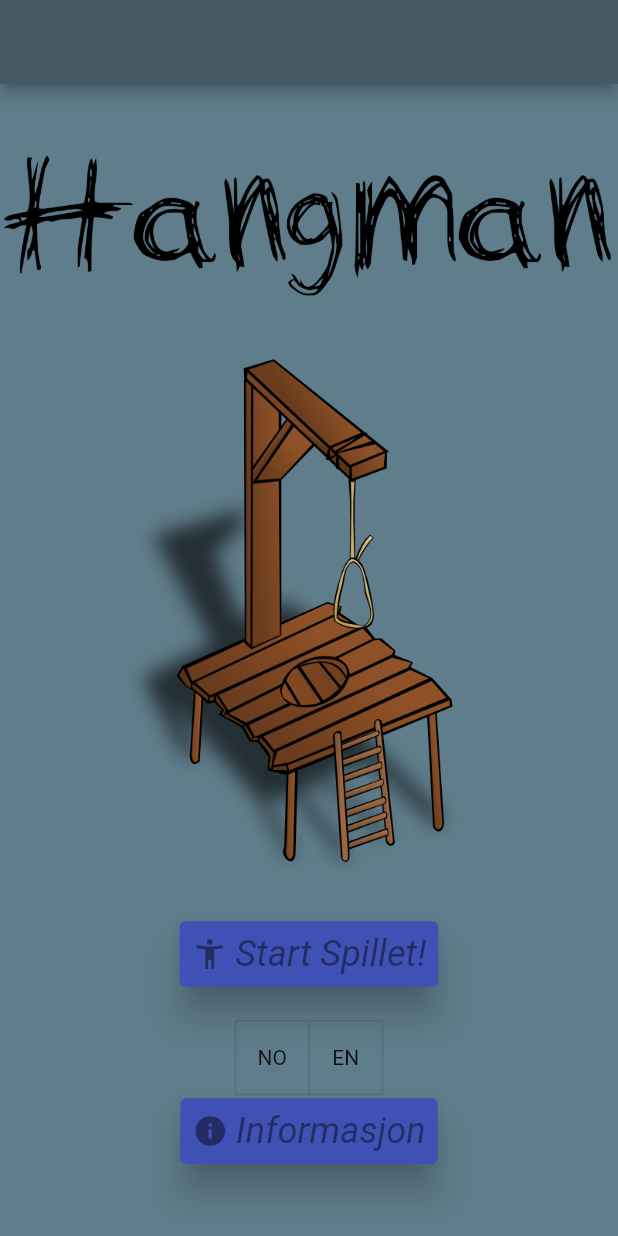
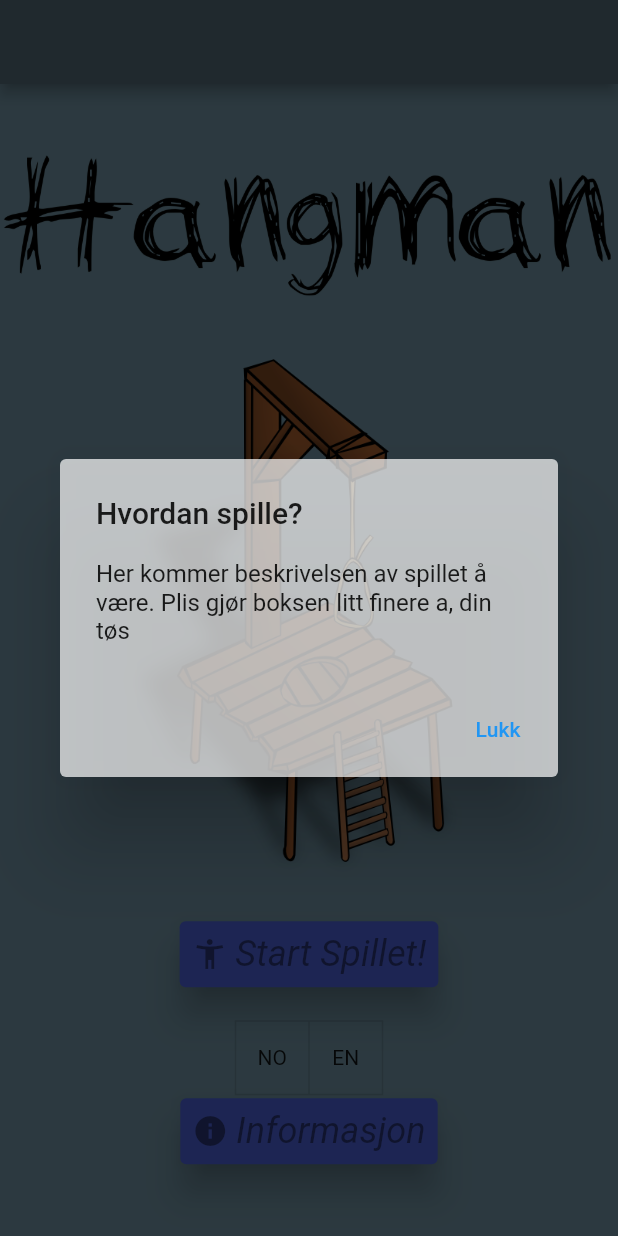
Before and after one commit to Larsbost/INFT2501_Project, a Flutter app: the screen it shows after launch, after a tap on "Informasjon", on a phone screen of 412 x 824 dp. Run offline on Flutter 3.47's test engine with Material 2 defaults, Android fonts, the phone set to English and light mode, and no system bars.

Commit message:
Models and widgets
Added that shit fam

```diff
--- a/lib/main.dart
+++ b/lib/main.dart
@@ -1,5 +1,5 @@
 import 'package:flutter/material.dart';
-import 'package:inft2501_prosjekt/pages/home.dart';
+import 'package:inft2501_prosjekt/pages/main_menu.dart';
 import 'package:inft2501_prosjekt/pages/hangman_game.dart';
 
 
@@ -16,7 +16,7 @@ class Hangman extends StatelessWidget {
     return MaterialApp(
       initialRoute: "/home",
       routes: {
-        '/home' : (context) => Home(),
+        '/home' : (context) => MainMenu(),
         '/hangman' : (context) =>  Hangman()
       },
     );
--- a/lib/pages/home.dart
+++ b/lib/pages/main_menu.dart
@@ -1,15 +1,15 @@
 import 'package:flutter/material.dart';
 import 'package:flutter/widgets.dart';
 import 'package:inft2501_prosjekt/pages/hangman_game.dart';
+import 'package:inft2501_prosjekt/widgets/pop_up_dialog.dart';
 
-class Home extends StatefulWidget {
-
+class MainMenu extends StatefulWidget {
   @override
-  State<Home> createState() => _HomeState();
+  State<MainMenu> createState() => _MainMenuState();
 }
 
-class _HomeState extends State<Home> {
-  List<bool> _selections = List.generate(2, (_) => false);
+class _MainMenuState extends State<MainMenu> {
+  final List<bool> _selections = List.generate(2, (_) => false);
 
   @override
   Widget build(BuildContext context) {
@@ -19,7 +19,6 @@ class _HomeState extends State<Home> {
         backgroundColor: Colors.blueGrey[700],
         automaticallyImplyLeading: false,
       ),
-
       body: Center(
         child: Column(
           crossAxisAlignment: CrossAxisAlignment.center,
@@ -41,18 +40,13 @@ class _HomeState extends State<Home> {
                   textStyle: const TextStyle(
                       fontSize: 24, fontStyle: FontStyle.italic)),
               onPressed: () {
-                Navigator.push(
-                    context,
-                    MaterialPageRoute(builder: (context) => Hangman())
-                );
+                Navigator.push(context,
+                    MaterialPageRoute(builder: (context) => Hangman()));
               },
             ),
             const SizedBox(height: 20.0),
             ToggleButtons(
-                children: const <Widget>[
-                  Text("NO"),
-                  Text("EN")
-                ],
+                children: const <Widget>[Text("NO"), Text("EN")],
                 isSelected: _selections,
                 onPressed: (int index) {
                   setState(() {
@@ -69,7 +63,10 @@ class _HomeState extends State<Home> {
                   textStyle: const TextStyle(
                       fontSize: 24, fontStyle: FontStyle.italic)),
               onPressed: () {
-                //TODO route til informasjons skriv
+                showDialog(
+                  context: context,
+                  builder: (BuildContext context) => pop_up_dialog(context),
+                );
               },
             ),
           ],
--- /dev/null
+++ b/lib/widgets/pop_up_dialog.dart
@@ -0,0 +1,25 @@
+import 'package:flutter/material.dart';
+import 'package:flutter/widgets.dart';
+
+Widget pop_up_dialog(BuildContext context) {
+  return AlertDialog(
+    backgroundColor: Colors.white70,
+    title: const Text('Hvordan spille?'),
+    content: Column(
+      mainAxisSize: MainAxisSize.min,
+      crossAxisAlignment: CrossAxisAlignment.start,
+      children: const <Widget>[
+        Text(
+            "Her kommer beskrivelsen av spillet å være. Plis gjør boksen litt finere a, din tøs"),
+      ],
+    ),
+    actions: <Widget>[
+      TextButton(
+        onPressed: () {
+          Navigator.of(context).pop();
+        },
+        child: const Text('Lukk'),
+      ),
+    ],
+  );
+}
```
Also changed, not shown: lib/models/game.dart (added, +7 -0 lines), lib/models/guessedChar.dart (added, +7 -0 lines), lib/widgets/click_on_char_button.dart (added, +36 -0 lines), lib/widgets/guess_char.dart (added, +29 -0 lines). Lines whose indentation alone changed are shown as unchanged.
